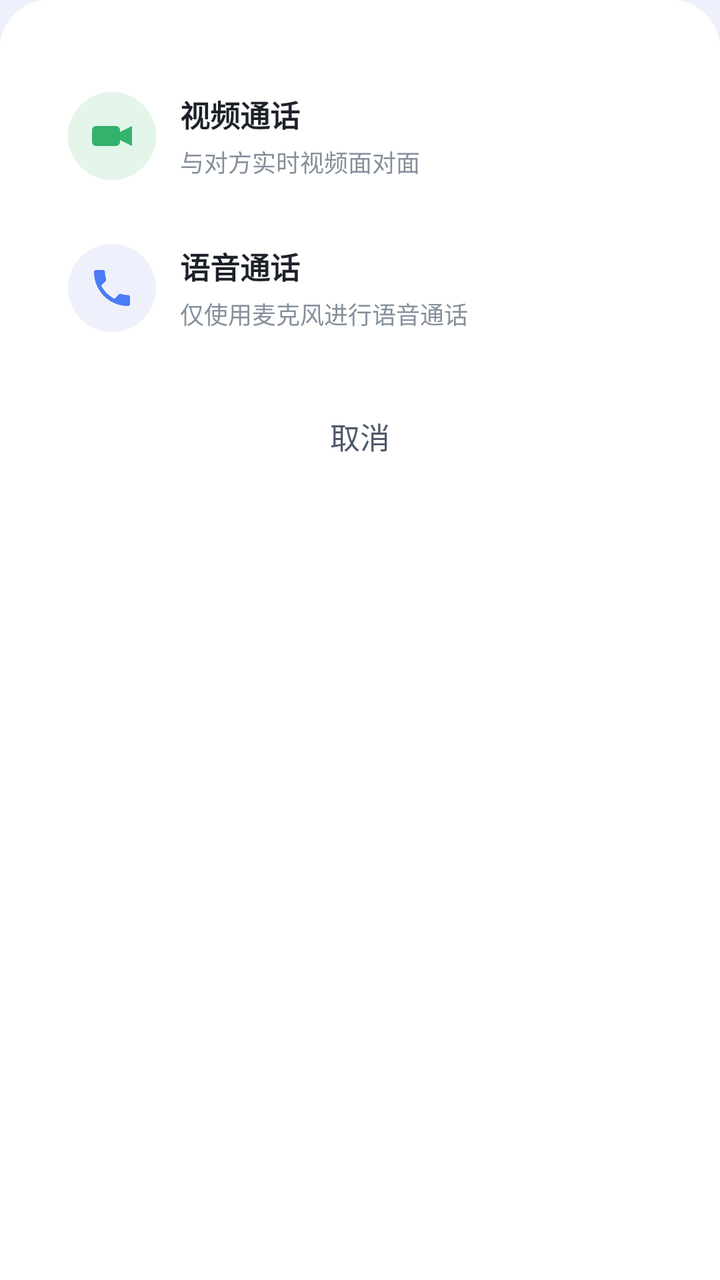
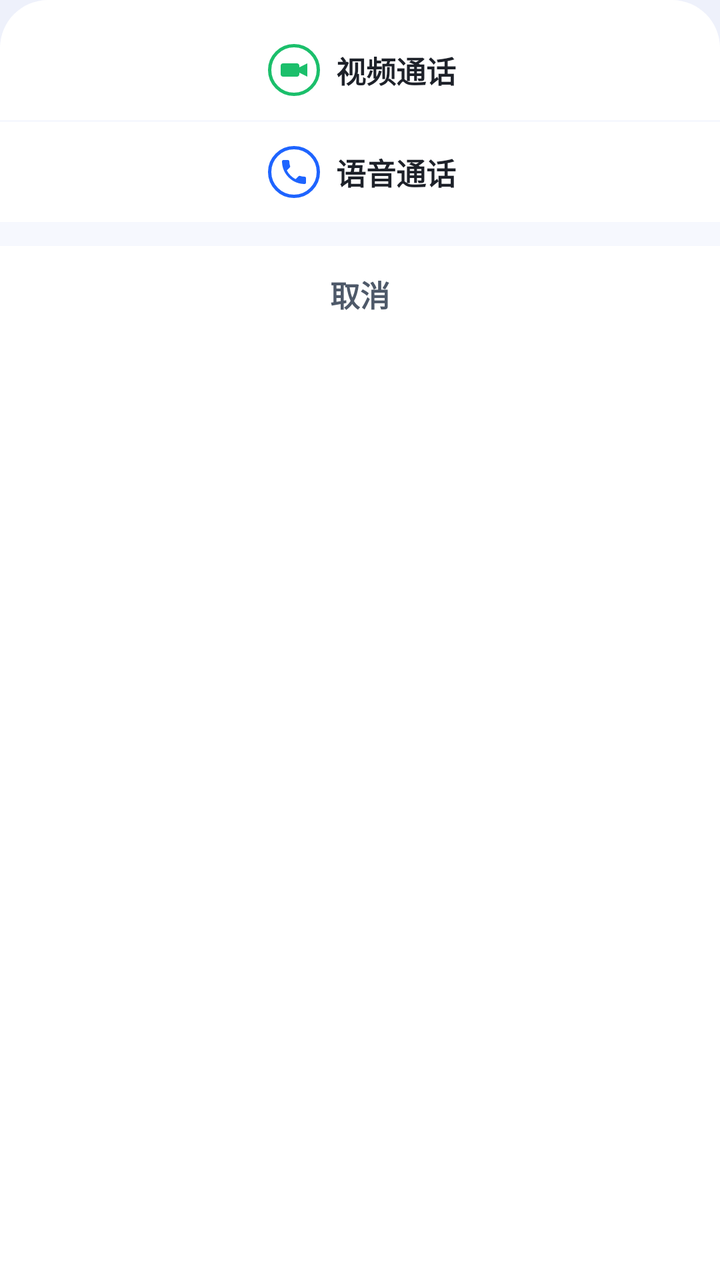

Before-and-after screenshots of an Android layout around one commit, followed by the original layout XML and the change that was made.
<!-- AndroidManifest.xml: application theme Theme.TXIoTDeviceDemo -->
<!-- res/layout/dialog_call_media.xml -->
<?xml version="1.0" encoding="utf-8"?>
<LinearLayout xmlns:android="http://schemas.android.com/apk/res/android"
    android:layout_width="match_parent"
    android:layout_height="wrap_content"
    android:background="@drawable/bg_monitor_sheet"
    android:orientation="vertical"
    android:paddingStart="20dp"
    android:paddingTop="16dp"
    android:paddingEnd="20dp"
    android:paddingBottom="24dp">

    
    <LinearLayout
        android:id="@+id/ll_call_media_video"
        android:layout_width="match_parent"
        android:layout_height="wrap_content"
        android:layout_marginTop="18dp"
        android:background="@drawable/bg_call_media_item"
        android:clickable="true"
        android:focusable="true"
        android:gravity="center_vertical"
        android:orientation="horizontal"
        android:paddingStart="14dp"
        android:paddingTop="12dp"
        android:paddingEnd="14dp"
        android:paddingBottom="12dp">

        <FrameLayout
            android:layout_width="44dp"
            android:layout_height="44dp"
            android:background="@drawable/bg_call_media_video">

            <ImageView
                android:layout_width="24dp"
                android:layout_height="24dp"
                android:layout_gravity="center"
                android:contentDescription="@null"
                android:src="@drawable/ic_call_video" />
        </FrameLayout>

        <LinearLayout
            android:layout_width="0dp"
            android:layout_height="wrap_content"
            android:layout_marginStart="12dp"
            android:layout_weight="1"
            android:orientation="vertical">

            <TextView
                android:layout_width="wrap_content"
                android:layout_height="wrap_content"
                android:text="@string/call_media_video"
                android:textColor="@color/call_media_title"
                android:textSize="15sp"
                android:textStyle="bold" />

            <TextView
                android:layout_width="wrap_content"
                android:layout_height="wrap_content"
                android:layout_marginTop="4dp"
                android:text="@string/call_media_video_desc"
                android:textColor="@color/call_media_desc"
                android:textSize="12sp" />
        </LinearLayout>
    </LinearLayout>

    
    <LinearLayout
        android:id="@+id/ll_call_media_audio"
        android:layout_width="match_parent"
        android:layout_height="wrap_content"
        android:layout_marginTop="8dp"
        android:background="@drawable/bg_call_media_item"
        android:clickable="true"
        android:focusable="true"
        android:gravity="center_vertical"
        android:orientation="horizontal"
        android:paddingStart="14dp"
        android:paddingTop="12dp"
        android:paddingEnd="14dp"
        android:paddingBottom="12dp">

        <FrameLayout
            android:layout_width="44dp"
            android:layout_height="44dp"
            android:background="@drawable/bg_call_media_audio">

            <ImageView
                android:layout_width="24dp"
                android:layout_height="24dp"
                android:layout_gravity="center"
                android:contentDescription="@null"
                android:src="@drawable/ic_call_audio" />
        </FrameLayout>

        <LinearLayout
            android:layout_width="0dp"
            android:layout_height="wrap_content"
            android:layout_marginStart="12dp"
            android:layout_weight="1"
            android:orientation="vertical">

            <TextView
                android:layout_width="wrap_content"
                android:layout_height="wrap_content"
                android:text="@string/call_media_audio"
                android:textColor="@color/call_media_title"
                android:textSize="15sp"
                android:textStyle="bold" />

            <TextView
                android:layout_width="wrap_content"
                android:layout_height="wrap_content"
                android:layout_marginTop="4dp"
                android:text="@string/call_media_audio_desc"
                android:textColor="@color/call_media_desc"
                android:textSize="12sp" />
        </LinearLayout>
    </LinearLayout>

    
    <TextView
        android:id="@+id/tv_call_media_cancel"
        android:layout_width="match_parent"
        android:layout_height="48dp"
        android:layout_marginTop="16dp"
        android:background="@drawable/bg_call_media_item"
        android:clickable="true"
        android:focusable="true"
        android:gravity="center"
        android:text="@string/call_media_sheet_cancel"
        android:textColor="@color/call_media_cancel_text"
        android:textSize="15sp" />
</LinearLayout>
<!-- resources referenced by this layout -->
<resources>
  <color name="call_media_cancel_text">#4E5969</color>
  <color name="call_media_desc">#86909C</color>
  <color name="call_media_title">#1D2129</color>
  <!-- drawable bg_call_media_audio (drawable) -->
  <?xml version="1.0" encoding="utf-8"?>
  <shape xmlns:android="http://schemas.android.com/apk/res/android"
      android:shape="oval">
      <solid android:color="@color/call_media_audio_bg" />
  </shape>
  <!-- drawable bg_call_media_item (drawable) -->
  <?xml version="1.0" encoding="utf-8"?>
  <selector xmlns:android="http://schemas.android.com/apk/res/android">
      <item android:state_pressed="true">
          <shape android:shape="rectangle">
              <solid android:color="#F2F3F5" />
              <corners android:radius="12dp" />
          </shape>
      </item>
      <item>
          <shape android:shape="rectangle">
              <solid android:color="#00000000" />
              <corners android:radius="12dp" />
          </shape>
      </item>
  </selector>
  <!-- drawable bg_call_media_video (drawable) -->
  <?xml version="1.0" encoding="utf-8"?>
  <shape xmlns:android="http://schemas.android.com/apk/res/android"
      android:shape="oval">
      <solid android:color="@color/call_media_video_bg" />
  </shape>
  <!-- drawable bg_monitor_sheet (drawable) -->
  <?xml version="1.0" encoding="utf-8"?>
  <shape xmlns:android="http://schemas.android.com/apk/res/android"
      android:shape="rectangle">
      <solid android:color="@color/white" />
      <corners
          android:topLeftRadius="24dp"
          android:topRightRadius="24dp" />
  </shape>
  <!-- drawable ic_call_audio (drawable) -->
  <?xml version="1.0" encoding="utf-8"?>
  <vector xmlns:android="http://schemas.android.com/apk/res/android"
      android:width="24dp"
      android:height="24dp"
      android:viewportWidth="24"
      android:viewportHeight="24"
      android:tint="@color/call_media_audio_tint">
      
      <path
          android:fillColor="@android:color/white"
          android:pathData="M6.62,10.79 c1.44,2.83 3.76,5.14 6.59,6.59 l2.2,-2.2 c0.28,-0.28 0.67,-0.36 1.02,-0.25 1.12,0.37 2.33,0.57 3.57,0.57 0.55,0 1,0.45 1,1 L21,20 c0,0.55 -0.45,1 -1,1 -9.39,0 -17,-7.61 -17,-17 0,-0.55 0.45,-1 1,-1 L7.5,3 c0.55,0 1,0.45 1,1 0,1.25 0.2,2.45 0.57,3.57 0.11,0.35 0.03,0.74 -0.25,1.02 l-2.2,2.2 Z" />
  </vector>
  <!-- drawable ic_call_video (drawable) -->
  <?xml version="1.0" encoding="utf-8"?>
  <vector xmlns:android="http://schemas.android.com/apk/res/android"
      android:width="24dp"
      android:height="24dp"
      android:viewportWidth="24"
      android:viewportHeight="24"
      android:tint="@color/call_media_video_tint">
      
      <path
          android:fillColor="@android:color/white"
          android:pathData="M4,7 L14,7 A2,2 0 0 1 16,9 L16,15 A2,2 0 0 1 14,17 L4,17 A2,2 0 0 1 2,15 L2,9 A2,2 0 0 1 4,7 Z" />
      
      <path
          android:fillColor="@android:color/white"
          android:pathData="M16,10 L22,7 L22,17 L16,14 Z" />
  </vector>
  <string name="call_media_audio">语音通话</string>
  <string name="call_media_audio_desc">仅使用麦克风进行语音通话</string>
  <string name="call_media_sheet_cancel">取消</string>
  <string name="call_media_video">视频通话</string>
  <string name="call_media_video_desc">与对方实时视频面对面</string>
  <style name="Theme.TXIoTDeviceDemo" parent="Theme.AppCompat.Light.NoActionBar">
          <item name="android:windowBackground">@drawable/bg_login_gradient</item>
          <item name="android:statusBarColor">@color/login_bg_start</item>
          <item name="android:windowLightStatusBar">true</item>
      </style>
  <color name="call_media_audio_bg">#EEF1FB</color>
  <color name="call_media_video_bg">#E4F5EA</color>
  <color name="white">#FFFFFFFF</color>
  <color name="call_media_audio_tint">#4B7BF5</color>
  <color name="call_media_video_tint">#33B26B</color>
  <color name="login_bg_start">#EEF1FB</color>
  <color name="login_bg_end">#F6F8FE</color>
  <!-- unchanged entries left out for length: 1 -->
</resources>

<!-- the commit's change to res/layout/dialog_call_media.xml (unified diff, before → after) -->
@@ -1,133 +1,112 @@
 <?xml version="1.0" encoding="utf-8"?>
 <LinearLayout xmlns:android="http://schemas.android.com/apk/res/android"
+    xmlns:app="http://schemas.android.com/apk/res-auto"
     android:layout_width="match_parent"
     android:layout_height="wrap_content"
     android:background="@drawable/bg_monitor_sheet"
     android:orientation="vertical"
-    android:paddingStart="20dp"
-    android:paddingTop="16dp"
-    android:paddingEnd="20dp"
-    android:paddingBottom="24dp">
-
+    android:paddingTop="10dp"
+    android:paddingBottom="20dp">
     
     <LinearLayout
         android:id="@+id/ll_call_media_video"
         android:layout_width="match_parent"
         android:layout_height="wrap_content"
-        android:layout_marginTop="18dp"
-        android:background="@drawable/bg_call_media_item"
         android:clickable="true"
         android:focusable="true"
-        android:gravity="center_vertical"
+        android:gravity="center_horizontal"
         android:orientation="horizontal"
         android:paddingStart="14dp"
         android:paddingTop="12dp"
-        android:paddingEnd="14dp"
+        android:paddingEnd="12dp"
         android:paddingBottom="12dp">
 
         <FrameLayout
-            android:layout_width="44dp"
-            android:layout_height="44dp"
+            android:layout_width="26dp"
+            android:layout_height="26dp"
             android:background="@drawable/bg_call_media_video">
 
+
             <ImageView
-                android:layout_width="24dp"
-                android:layout_height="24dp"
+                android:layout_width="16dp"
+                android:layout_height="16dp"
                 android:layout_gravity="center"
                 android:contentDescription="@null"
-                android:src="@drawable/ic_call_video" />
+                android:src="@drawable/ic_call_video"
+                app:tint="#1BBF6B" />
         </FrameLayout>
 
-        <LinearLayout
-            android:layout_width="0dp"
+        <TextView
+            android:layout_width="wrap_content"
             android:layout_height="wrap_content"
-            android:layout_marginStart="12dp"
-            android:layout_weight="1"
-            android:orientation="vertical">
-
-            <TextView
-                android:layout_width="wrap_content"
-                android:layout_height="wrap_content"
-                android:text="@string/call_media_video"
-                android:textColor="@color/call_media_title"
-                android:textSize="15sp"
-                android:textStyle="bold" />
-
-            <TextView
-                android:layout_width="wrap_content"
-                android:layout_height="wrap_content"
-                android:layout_marginTop="4dp"
-                android:text="@string/call_media_video_desc"
-                android:textColor="@color/call_media_desc"
-                android:textSize="12sp" />
-        </LinearLayout>
+            android:layout_gravity="center_vertical"
+            android:layout_marginStart="8dp"
+            android:ellipsize="end"
+            android:maxLines="1"
+            android:text="@string/call_media_video"
+            android:textColor="@color/home_title"
+            android:textSize="15sp"
+            android:textStyle="bold" />
     </LinearLayout>
 
+    <View
+        android:layout_width="match_parent"
+        android:layout_height="1dp"
+        android:background="#F6F8FE" />
     
     <LinearLayout
         android:id="@+id/ll_call_media_audio"
         android:layout_width="match_parent"
         android:layout_height="wrap_content"
-        android:layout_marginTop="8dp"
-        android:background="@drawable/bg_call_media_item"
         android:clickable="true"
         android:focusable="true"
-        android:gravity="center_vertical"
-        android:orientation="horizontal"
+        android:gravity="center_horizontal"
         android:paddingStart="14dp"
         android:paddingTop="12dp"
-        android:paddingEnd="14dp"
+        android:paddingEnd="12dp"
         android:paddingBottom="12dp">
 
         <FrameLayout
-            android:layout_width="44dp"
-            android:layout_height="44dp"
+            android:layout_width="26dp"
+            android:layout_height="26dp"
             android:background="@drawable/bg_call_media_audio">
 
             <ImageView
-                android:layout_width="24dp"
-                android:layout_height="24dp"
+                android:layout_width="16dp"
+                android:layout_height="16dp"
                 android:layout_gravity="center"
                 android:contentDescription="@null"
-                android:src="@drawable/ic_call_audio" />
+                android:src="@drawable/ic_call_audio"
+                app:tint="#1E64FF" />
         </FrameLayout>
 
-        <LinearLayout
-            android:layout_width="0dp"
+        <TextView
+            android:layout_width="wrap_content"
             android:layout_height="wrap_content"
-            android:layout_marginStart="12dp"
-            android:layout_weight="1"
-            android:orientation="vertical">
-
-            <TextView
-                android:layout_width="wrap_content"
-                android:layout_height="wrap_content"
-                android:text="@string/call_media_audio"
-                android:textColor="@color/call_media_title"
-                android:textSize="15sp"
-                android:textStyle="bold" />
-
-            <TextView
-                android:layout_width="wrap_content"
-                android:layout_height="wrap_content"
-                android:layout_marginTop="4dp"
-                android:text="@string/call_media_audio_desc"
-                android:textColor="@color/call_media_desc"
-                android:textSize="12sp" />
-        </LinearLayout>
+            android:layout_gravity="center_vertical"
+            android:layout_marginStart="8dp"
+            android:ellipsize="end"
+            android:maxLines="1"
+            android:text="@string/call_media_audio"
+            android:textColor="@color/home_title"
+            android:textSize="15sp"
+            android:textStyle="bold" />
     </LinearLayout>
 
+    <View
+        android:layout_width="match_parent"
+        android:layout_height="12dp"
+        android:background="#F6F8FE" />
     
     <TextView
         android:id="@+id/tv_call_media_cancel"
         android:layout_width="match_parent"
         android:layout_height="48dp"
-        android:layout_marginTop="16dp"
-        android:background="@drawable/bg_call_media_item"
         android:clickable="true"
         android:focusable="true"
         android:gravity="center"
         android:text="@string/call_media_sheet_cancel"
         android:textColor="@color/call_media_cancel_text"
-        android:textSize="15sp" />
+        android:textSize="15sp"
+        android:textStyle="bold" />
 </LinearLayout>
<!-- resource entries referenced after the edit -->
@@ -1,35 +1,24 @@
 <!-- resources referenced by this layout -->
 <resources>
   <color name="call_media_cancel_text">#4E5969</color>
-  <color name="call_media_desc">#86909C</color>
-  <color name="call_media_title">#1D2129</color>
+  <color name="home_title">#1D2129</color>
   <!-- drawable bg_call_media_audio (drawable) -->
   <?xml version="1.0" encoding="utf-8"?>
   <shape xmlns:android="http://schemas.android.com/apk/res/android"
       android:shape="oval">
-      <solid android:color="@color/call_media_audio_bg" />
+      <solid android:color="#FFFFFF" />
+      <stroke
+          android:width="1.5dp"
+          android:color="#1E64FF" />
   </shape>
-  <!-- drawable bg_call_media_item (drawable) -->
-  <?xml version="1.0" encoding="utf-8"?>
-  <selector xmlns:android="http://schemas.android.com/apk/res/android">
-      <item android:state_pressed="true">
-          <shape android:shape="rectangle">
-              <solid android:color="#F2F3F5" />
-              <corners android:radius="12dp" />
-          </shape>
-      </item>
-      <item>
-          <shape android:shape="rectangle">
-              <solid android:color="#00000000" />
-              <corners android:radius="12dp" />
-          </shape>
-      </item>
-  </selector>
   <!-- drawable bg_call_media_video (drawable) -->
   <?xml version="1.0" encoding="utf-8"?>
   <shape xmlns:android="http://schemas.android.com/apk/res/android"
       android:shape="oval">
-      <solid android:color="@color/call_media_video_bg" />
+      <solid android:color="#FFFFFF" />
+      <stroke
+          android:width="1.5dp"
+          android:color="#1BBF6B" />
   </shape>
   <!-- drawable bg_monitor_sheet (drawable) -->
   <?xml version="1.0" encoding="utf-8"?>
@@ -47,7 +36,7 @@
       android:height="24dp"
       android:viewportWidth="24"
       android:viewportHeight="24"
-      android:tint="@color/call_media_audio_tint">
+      android:tint="@android:color/white">
       
       <path
           android:fillColor="@android:color/white"
@@ -60,7 +49,7 @@
       android:height="24dp"
       android:viewportWidth="24"
       android:viewportHeight="24"
-      android:tint="@color/call_media_video_tint">
+      android:tint="@android:color/white">
       
       <path
           android:fillColor="@android:color/white"
@@ -71,20 +60,14 @@
           android:pathData="M16,10 L22,7 L22,17 L16,14 Z" />
   </vector>
   <string name="call_media_audio">语音通话</string>
-  <string name="call_media_audio_desc">仅使用麦克风进行语音通话</string>
   <string name="call_media_sheet_cancel">取消</string>
   <string name="call_media_video">视频通话</string>
-  <string name="call_media_video_desc">与对方实时视频面对面</string>
   <style name="Theme.TXIoTDeviceDemo" parent="Theme.AppCompat.Light.NoActionBar">
           <item name="android:windowBackground">@drawable/bg_login_gradient</item>
           <item name="android:statusBarColor">@color/login_bg_start</item>
           <item name="android:windowLightStatusBar">true</item>
       </style>
-  <color name="call_media_audio_bg">#EEF1FB</color>
-  <color name="call_media_video_bg">#E4F5EA</color>
   <color name="white">#FFFFFFFF</color>
-  <color name="call_media_audio_tint">#4B7BF5</color>
-  <color name="call_media_video_tint">#33B26B</color>
   <color name="login_bg_start">#EEF1FB</color>
   <color name="login_bg_end">#F6F8FE</color>
   <!-- unchanged entries left out for length: 1 -->
